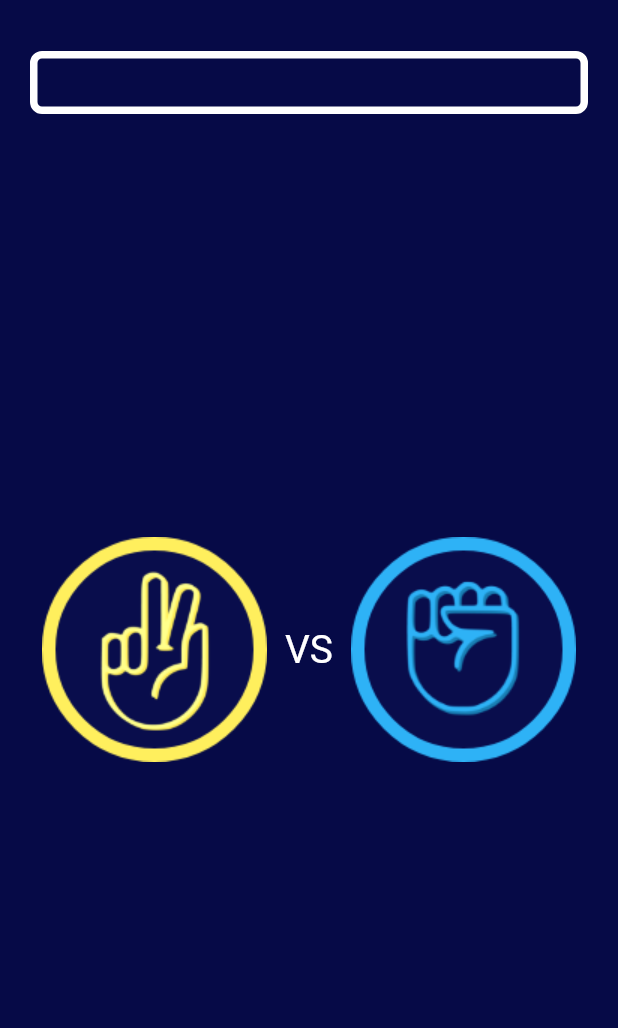
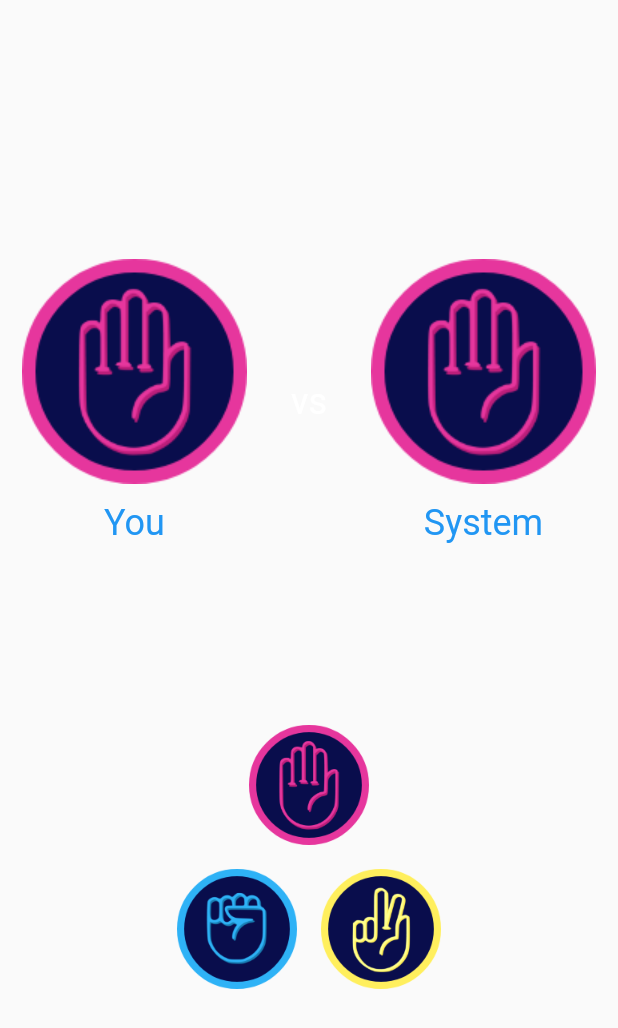
Before and after one commit to Dana18-Mohammed/rock_paper_scissors, a Flutter app: the screen it shows after launch, on a phone screen of 412 x 824 dp. Shown: the top 1028 px of the screen. Run offline on Flutter 3.47's test engine with Material 2 defaults, Android fonts, the phone set to English and light mode, and no system bars; our stand-ins replace rflutter_alert.

Commit message:
add commit

```diff
--- /dev/null
+++ b/lib/animate.dart
@@ -0,0 +1,59 @@
+import 'dart:async';
+
+import 'package:flutter/material.dart';
+
+void main() {
+  runApp(const MyAnimation());
+}
+
+class MyAnimation extends StatefulWidget {
+  const MyAnimation({Key? key}) : super(key: key);
+
+  @override
+  State<MyAnimation> createState() => _MyAnimationState();
+}
+
+class _MyAnimationState extends State<MyAnimation> {
+  double scale = 1.0;
+  double turn = 0;
+
+  Duration duration = const Duration(milliseconds: 250);
+
+  @override
+  Widget build(BuildContext context) {
+    return MaterialApp(
+      home: Scaffold(
+        body: Center(
+          child: AnimatedRotation(
+            turns: turn,
+            duration: Duration(seconds: 2),
+            curve: Curves.bounceIn,
+            child: AnimatedScale(
+              scale: scale,
+              duration: duration,
+              curve: Curves.easeInOut,
+              child: TextButton(
+                onPressed: () {
+                  setState(() {
+                    scale = 2;
+                    turn += 1;
+                  });
+                  Timer(duration, () {
+                    setState(() {
+                      scale = 1;
+                      turn += 1;
+                    });
+                  });
+                },
+                child: const Icon(
+                  Icons.access_alarm,
+                  size: 56,
+                ),
+              ),
+            ),
+          ),
+        ),
+      ),
+    );
+  }
+}
--- /dev/null
+++ b/lib/game_class.dart
@@ -0,0 +1,206 @@
+import 'dart:async';
+import 'dart:math';
+import 'package:rflutter_alert/rflutter_alert.dart';
+
+import 'package:flutter/material.dart';
+
+class Game extends StatefulWidget {
+  const Game({Key? key}) : super(key: key);
+
+  @override
+  State<Game> createState() => _GameState();
+}
+
+class _GameState extends State<Game> {
+  int userChoice = 0;
+  int systemChoice = 0;
+  int numGames = 0;
+  int scoreYou = 0;
+  int scoreSystem = 0;
+  double turns = 0.0;
+  bool isPlay = false;
+
+  void play(int choice) {
+    if (isPlay) return;
+
+    setState(() {
+      isPlay = true;
+      userChoice = choice;
+      turns += 1.0;
+    });
+
+    Timer(const Duration(seconds: 1), () {
+      setState(() {
+        systemChoice = Random().nextInt(3);
+        isPlay = false;
+        numGames++;
+
+        roundWinner();
+        if (numGames == 5) _showResultDialog(context);
+      });
+    });
+  }
+
+  void roundWinner() {
+    // 0 - paper
+    // 1 - rock
+    // 2 - scissors
+
+    if ((userChoice == 0 && systemChoice == 2) ||
+        (userChoice == 1 && systemChoice == 0) ||
+        (userChoice == 2 && systemChoice == 1)) {
+      scoreSystem++;
+    } else if (userChoice != systemChoice) {
+      scoreYou++;
+    }
+  }
+
+  @override
+  Widget build(BuildContext context) {
+    return Scaffold(
+      body: SafeArea(
+        child: Column(
+          mainAxisAlignment: MainAxisAlignment.spaceBetween,
+          children: [
+            AnimatedOpacity(
+              opacity: isPlay ? 1 : 0,
+              duration: const Duration(milliseconds: 200),
+              curve: Curves.easeInOut,
+              child: AnimatedScale(
+                duration: const Duration(milliseconds: 200),
+                scale: isPlay ? 1 : 0,
+                curve: Curves.easeInOut,
+                child: AnimatedRotation(
+                  turns: turns,
+                  duration: const Duration(seconds: 1),
+                  curve: Curves.easeInOut,
+                  child: Column(
+                    children: [
+                      Image.asset(
+                        'assets/btn0.png',
+                        height: 30,
+                        width: 30,
+                      ),
+                      Row(
+                        mainAxisAlignment: MainAxisAlignment.center,
+                        children: [
+                          Image.asset(
+                            'assets/btn1.png',
+                            height: 30,
+                            width: 30,
+                          ),
+                          const SizedBox(width: 8),
+                          Image.asset(
+                            'assets/btn2.png',
+                            height: 30,
+                            width: 30,
+                          ),
+                        ],
+                      ),
+                    ],
+                  ),
+                ),
+              ),
+            ),
+            Row(
+              mainAxisAlignment: MainAxisAlignment.spaceAround,
+              children: [
+                Column(
+                  children: [
+                    AnimatedScale(
+                      duration: const Duration(milliseconds: 200),
+                      scale: !isPlay ? 1.0 : 0,
+                      curve: Curves.easeInOut,
+                      child: Image.asset('assets/btn$userChoice.png'),
+                    ),
+                    const SizedBox(height: 12),
+                    const Text(
+                      'You',
+                      style: TextStyle(fontSize: 24, color: Colors.blue),
+                    ),
+                  ],
+                ),
+                const Text(
+                  'vs',
+                  style: TextStyle(fontSize: 24, color: Colors.white),
+                ),
+                Column(
+                  children: [
+                    AnimatedScale(
+                      duration: const Duration(milliseconds: 200),
+                      scale: !isPlay ? 1.0 : 0,
+                      curve: Curves.easeInOut,
+                      child: Image.asset('assets/btn$systemChoice.png'),
+                    ),
+                    const SizedBox(height: 12),
+                    const Text(
+                      'System',
+                      style: TextStyle(fontSize: 24, color: Colors.blue),
+                    ),
+                  ],
+                ),
+              ],
+            ),
+            Column(
+              children: [
+                TextButton(
+                  onPressed: () => play(0),
+                  child: Image.asset(
+                    'assets/btn0.png',
+                    height: 80,
+                    width: 80,
+                  ),
+                ),
+                Row(
+                  mainAxisAlignment: MainAxisAlignment.center,
+                  children: [
+                    TextButton(
+                      onPressed: () => play(1),
+                      child: Image.asset(
+                        'assets/btn1.png',
+                        height: 80,
+                        width: 80,
+                      ),
+                    ),
+                    TextButton(
+                      onPressed: () => play(2),
+                      child: Image.asset(
+                        'assets/btn2.png',
+                        height: 80,
+                        width: 80,
+                      ),
+                    ),
+                  ],
+                ),
+              ],
+            ),
+            const SizedBox(height: 44),
+          ],
+        ),
+      ),
+    );
+  }
+
+  _showResultDialog(context) {
+    Alert(
+      context: context,
+      title: "Result Game",
+      desc: (scoreYou > scoreSystem ? "you are win" : "you are loss"),
+      alertAnimation: fadeAlertAnimation,
+    ).show();
+  }
+
+  Widget fadeAlertAnimation(
+    BuildContext context,
+    Animation<double> animation,
+    Animation<double> secondaryAnimation,
+    Widget child,
+  ) {
+    return Align(
+      child: FadeTransition(
+        opacity: animation,
+        child: child,
+      ),
+    );
+  }
+}
--- a/lib/main.dart
+++ b/lib/main.dart
@@ -1,164 +1,18 @@
-import 'dart:math';
-
 import 'package:flutter/material.dart';
+import 'package:rock_paper_scissors/game_class.dart';
 
 void main() {
-  runApp(const MaterialApp(
-    home: MainScreen(),
-  ));
+  runApp(const MyApp());
 }
 
-class MainScreen extends StatefulWidget {
-  const MainScreen({Key? key}) : super(key: key);
-
-  @override
-  _MainScreenState createState() => _MainScreenState();
-}
-
-class _MainScreenState extends State<MainScreen> {
-  String? computerChoice = 'rock_btn';
-  String? userChoice = "scisor_btn";
-  late String gameScore;
-  int score = 0;
-  int playCount = 0;
-  List<String> playResults = [];
+class MyApp extends StatelessWidget {
+  const MyApp({Key? key}) : super(key: key);
 
   @override
   Widget build(BuildContext context) {
-    comapreResult();
-
-    return Scaffold(
-      backgroundColor: const Color(0xFF060A47),
-      body: Padding(
-        padding: const EdgeInsets.symmetric(vertical: 34, horizontal: 20),
-        child: Column(
-          mainAxisAlignment: MainAxisAlignment.spaceBetween,
-          crossAxisAlignment: CrossAxisAlignment.center,
-          children: [
-            Container(
-              padding: const EdgeInsets.all(16),
-              decoration: BoxDecoration(
-                border: Border.all(color: Colors.white, width: 5.0),
-                borderRadius: BorderRadius.circular(8.0),
-              ),
-              child: Row(
-                children: [
-                  Row(
-                    children: playResults.map((result) {
-                      return Row(
-                        mainAxisAlignment: MainAxisAlignment.center,
-                        children: [
-                          SizedBox(width: 6),
-                          Image.asset(
-                            "assets/$result.png",
-                            width: 30,
-                            height: 30,
-                          ),
-                        ],
-                      );
-                    }).toList(),
-                  ),
-                ],
-              ),
-            ),
-            /* Setting the Game play pad */
-            Expanded(
-              child: Center(
-                child: Row(
-                  mainAxisAlignment: MainAxisAlignment.spaceBetween,
-                  children: [
-                    TextButton(
-                      onPressed: () {
-                        setState(() {
-                          int randomIndex = Random().nextInt(3);
-                          userChoice = [
-                            'rock_btn',
-                            'paper_btn',
-                            'scisor_btn'
-                          ][randomIndex];
-                          playCount++;
-                          playResults.add(gameScore);
-                          score++;
-                          if (playCount == 8) {
-                            showDialog(
-                              context: context,
-                              builder: (BuildContext context) {
-                                return AlertDialog(
-                                  title: const Text('Game Over'),
-                                  content: Column(
-                                    children: [
-                                      const Text('Final Result:'),
-                                      const SizedBox(height: 10),
-                                      Text(
-                                        'Score: $score',
-                                        style: TextStyle(
-                                          fontSize: 18.0,
-                                          fontWeight: FontWeight.bold,
-                                        ),
-                                      ),
-                                    ],
-                                  ),
-                                  actions: [
-                                    TextButton(
-                                      onPressed: () {
-                                        Navigator.of(context).pop();
-                                      },
-                                      child: const Text('OK'),
-                                    ),
-                                  ],
-                                );
-                              },
-                            );
-                          }
-                        });
-                      },
-                      child: Image.asset("assets/$userChoice.png"),
-                    ),
-                    const Text(
-                      "VS",
-                      style: TextStyle(color: Colors.white, fontSize: 26.0),
-                    ),
-                    TextButton(
-                      onPressed: () {
-                        setState(() {
-                          int randomIndex = Random().nextInt(3);
-                          computerChoice = [
-                            'rock_btn',
-                            'paper_btn',
-                            'scisor_btn'
-                          ][randomIndex];
-                        });
-                      },
-                      child: Image.asset("assets/$computerChoice.png"),
-                    ),
-                  ],
-                ),
-              ),
-            ),
-          ],
-        ),
-      ),
+    return const MaterialApp(
+      debugShowCheckedModeBanner: false,
+      home: Game(),
     );
   }
-
-  void comapreResult() {
-    if (computerChoice == userChoice) {
-      gameScore = "equality";
-    } else if (userChoice == "paper_btn" && computerChoice == 'rock_btn') {
-      gameScore = "like";
-      ++score;
-    } else if (userChoice == "paper_btn" && computerChoice == 'scissor_btn') {
-      gameScore = "dislike";
-    } else if (userChoice == 'rock_btn' && computerChoice == 'paper_btn') {
-      gameScore = "dislike";
-    } else if (userChoice == 'rock_btn' && computerChoice == 'scissor_btn') {
-      gameScore = "like";
-      ++score;
-    } else if (userChoice == 'scisor_btn' && computerChoice == 'paper_btn') {
-      gameScore = "like";
-      ++score;
-    } else if (userChoice == 'scisor_btn' && computerChoice == 'rock_btn') {
-      gameScore = "dislike";
-    }
-  }
 }
--- a/pubspec.yaml
+++ b/pubspec.yaml
@@ -35,6 +35,8 @@ dependencies:
   # The following adds the Cupertino Icons font to your application.
   # Use with the CupertinoIcons class for iOS style icons.
   cupertino_icons: ^1.0.2
+  awesome_dialog: ^3.1.0
+  rflutter_alert: ^2.0.7
 
 dev_dependencies:
   flutter_test:
```
Also changed, not shown: assets/btn0.png (added), assets/btn1.png (added), assets/btn2.png (added), pubspec.lock.
